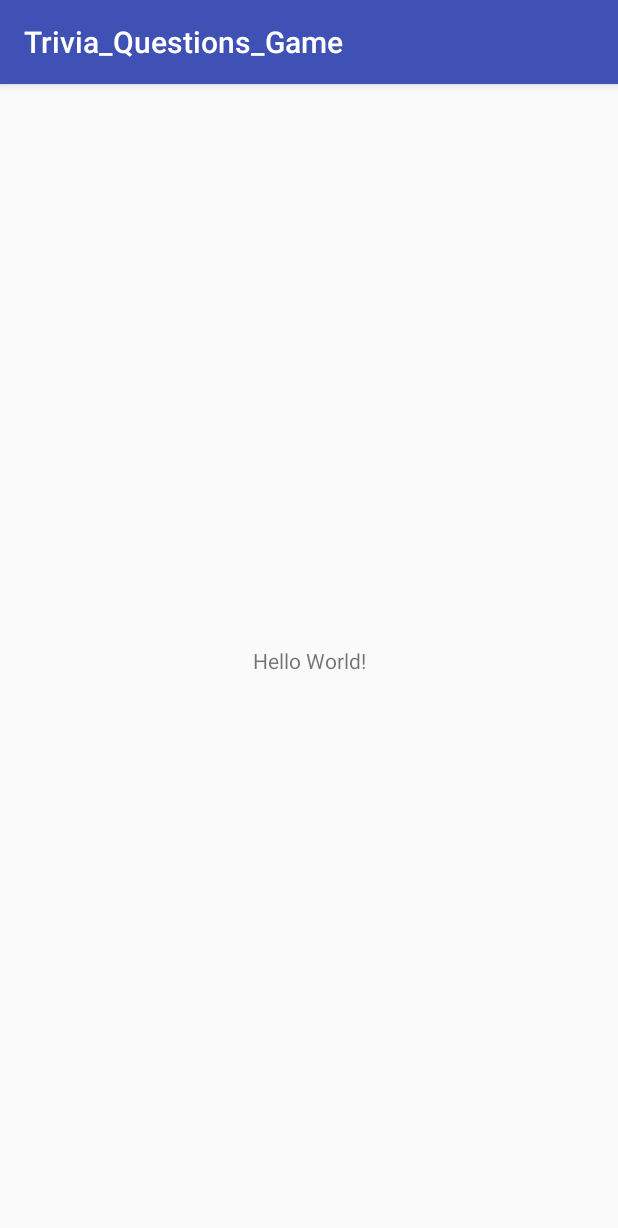
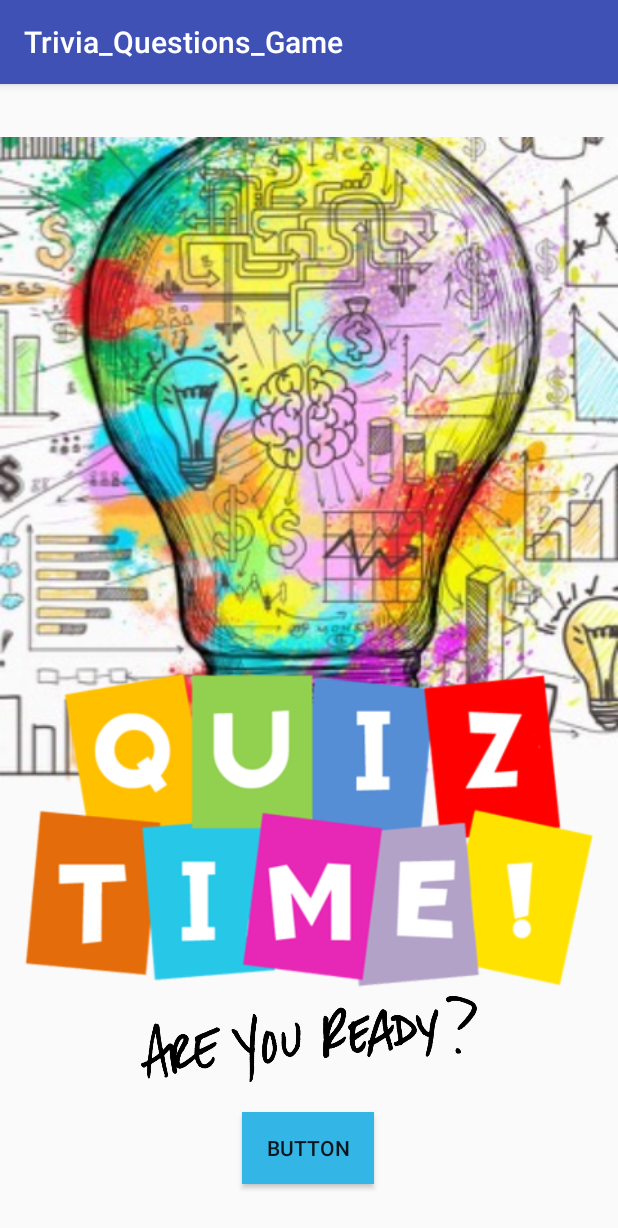
Before and after one commit to narturk/AndroidHw2, an Android app: the screen it shows after launch (MainActivity), on a phone screen of 412 x 824 dp. Shown: the top 1228 px of the screen. Run offline under Robolectric (Android 15) with nearby library versions, the phone set to English and light mode, and no system bars.

Commit message:
add the home page and fix 2 problems

```diff
--- a/Trivia_Questions_Game/app/src/main/java/com/example/trivia_questions_game/Game_Activity.java
+++ b/Trivia_Questions_Game/app/src/main/java/com/example/trivia_questions_game/Game_Activity.java
@@ -3,6 +3,7 @@ package com.example.trivia_questions_game;
 import android.app.AlertDialog;
 import android.content.DialogInterface;
 import android.content.Intent;
+import android.graphics.Color;
 import android.graphics.drawable.AnimationDrawable;
 import android.support.constraint.ConstraintLayout;
 import android.support.v7.app.AppCompatActivity;
@@ -81,8 +82,11 @@ public class Game_Activity extends AppCompatActivity {
                 }
                 else {
                     radioButton = findViewById(selectedId);
-                    if (question_num >= 9)
-                        question_num = 9;
+                    if (question_num >= 9){
+                        gameOver();
+                        return;
+                    }
+
                     if(radioButton.getText().equals(questions.getQuestion(question_num).getCorrectAnswer())){
                         Toast.makeText(Game_Activity.this, "Correct",Toast.LENGTH_SHORT).show();
                         score = score + 10;
@@ -111,16 +115,23 @@ public class Game_Activity extends AppCompatActivity {
     }
 
     private void gameOver() {
-        new AlertDialog.Builder(this)
+        final AlertDialog dialog = new AlertDialog.Builder(this)
                 .setTitle("Game Over")
                 .setMessage("Your Score is: " + String.valueOf(score))
-                .setPositiveButton(android.R.string.yes, new DialogInterface.OnClickListener() {
+                .setNegativeButton("OK", new DialogInterface.OnClickListener() {
                     public void onClick(DialogInterface dialog, int which) {
                         Intent intent = new Intent(Game_Activity.this, MainActivity.class);
                         startActivity(intent);
                     }
-                })
-                .show();
+                }).create();
+        dialog.setOnShowListener( new DialogInterface.OnShowListener() {
+            @Override
+            public void onShow(DialogInterface arg0) {
+                dialog.getButton(AlertDialog.BUTTON_NEGATIVE).setTextColor(Color.BLACK);
+            }
+        });
+
+        dialog.show();
     }
 
     @Override
--- a/Trivia_Questions_Game/app/src/main/java/com/example/trivia_questions_game/MainActivity.java
+++ b/Trivia_Questions_Game/app/src/main/java/com/example/trivia_questions_game/MainActivity.java
@@ -3,13 +3,28 @@ package com.example.trivia_questions_game;
 import android.content.Intent;
 import android.support.v7.app.AppCompatActivity;
 import android.os.Bundle;
+import android.view.View;
 import android.widget.Button;
 
+import java.time.Instant;
+
 public class MainActivity extends AppCompatActivity {
-
+    private Button btn;
     @Override
     protected void onCreate(Bundle savedInstanceState) {
         super.onCreate(savedInstanceState);
         setContentView(R.layout.activity_main);
+
+        btn = findViewById(R.id.button);
+        btn.setOnClickListener(new View.OnClickListener() {
+            @Override
+            public void onClick(View v) {
+                open_Game_Activity();
+            }
+        });
+    }
+    public void open_Game_Activity(){
+        Intent intent = new Intent(this, Game_Activity.class);
+        startActivity(intent);
     }
 }
--- a/Trivia_Questions_Game/app/src/main/res/layout/activity_main.xml
+++ b/Trivia_Questions_Game/app/src/main/res/layout/activity_main.xml
@@ -6,13 +6,73 @@
     android:layout_height="match_parent"
     tools:context=".MainActivity">
 
-    <TextView
+    <ImageView
+        android:id="@+id/imageView4"
+        android:layout_width="0dp"
+        android:layout_height="526dp"
+        android:layout_alignParentStart="true"
+        android:layout_alignParentTop="true"
+        android:layout_alignParentBottom="true"
+        android:layout_marginBottom="255dp"
+        app:layout_constraintBottom_toBottomOf="parent"
+        app:layout_constraintEnd_toEndOf="parent"
+        app:layout_constraintHorizontal_bias="0.0"
+        app:layout_constraintStart_toStartOf="parent"
+        app:srcCompat="@drawable/backgrond" />
+
+    <ImageView
+        android:id="@+id/imageView2"
+        android:layout_width="match_parent"
+        android:layout_height="wrap_content"
+        android:layout_alignParentStart="true"
+        android:layout_alignParentTop="true"
+        android:layout_alignParentEnd="true"
+        android:layout_alignParentBottom="true"
+        android:layout_marginStart="8dp"
+        android:layout_marginEnd="8dp"
+        android:layout_marginBottom="144dp"
+        app:layout_constraintBottom_toBottomOf="parent"
+        app:layout_constraintEnd_toEndOf="parent"
+        app:layout_constraintHorizontal_bias="0.0"
+        app:layout_constraintStart_toStartOf="parent"
+        app:srcCompat="@drawable/trivia" />
+
+    <ImageView
+        android:id="@+id/imageView3"
+        android:layout_width="224dp"
+        android:layout_height="117dp"
+        android:layout_alignParentStart="true"
+        android:layout_alignParentTop="true"
+        android:layout_alignParentEnd="true"
+        android:layout_alignParentBottom="true"
+        android:layout_marginStart="8dp"
+        android:layout_marginEnd="8dp"
+        android:layout_marginBottom="8dp"
+        app:layout_constraintBottom_toBottomOf="parent"
+        app:layout_constraintEnd_toEndOf="parent"
+        app:layout_constraintStart_toStartOf="parent"
+        app:layout_constraintTop_toBottomOf="@+id/imageView4"
+        app:srcCompat="@drawable/are_you_ready" />
+
+    <Button
+        android:id="@+id/button"
         android:layout_width="wrap_content"
         android:layout_height="wrap_content"
-        android:text="Hello World!"
+        android:layout_alignParentStart="true"
+        android:layout_alignParentTop="true"
+        android:layout_alignParentEnd="true"
+        android:layout_alignParentBottom="true"
+        android:layout_marginStart="8dp"
+        android:layout_marginTop="52dp"
+        android:layout_marginEnd="8dp"
+        android:layout_marginBottom="8dp"
+        android:background="@android:color/holo_blue_light"
+        android:text="Button"
         app:layout_constraintBottom_toBottomOf="parent"
-        app:layout_constraintLeft_toLeftOf="parent"
-        app:layout_constraintRight_toRightOf="parent"
-        app:layout_constraintTop_toTopOf="parent" />
+        app:layout_constraintEnd_toEndOf="parent"
+        app:layout_constraintHorizontal_bias="0.498"
+        app:layout_constraintStart_toStartOf="parent"
+        app:layout_constraintTop_toBottomOf="@+id/imageView2"
+        app:layout_constraintVertical_bias="0.25" />
 
 </android.support.constraint.ConstraintLayout>
```
Also changed, not shown: Trivia_Questions_Game/app/src/main/res/drawable/are_you_ready.png (added), Trivia_Questions_Game/app/src/main/res/drawable/backgrond.jpg (added), Trivia_Questions_Game/app/src/main/res/drawable/trivia.png (added).
